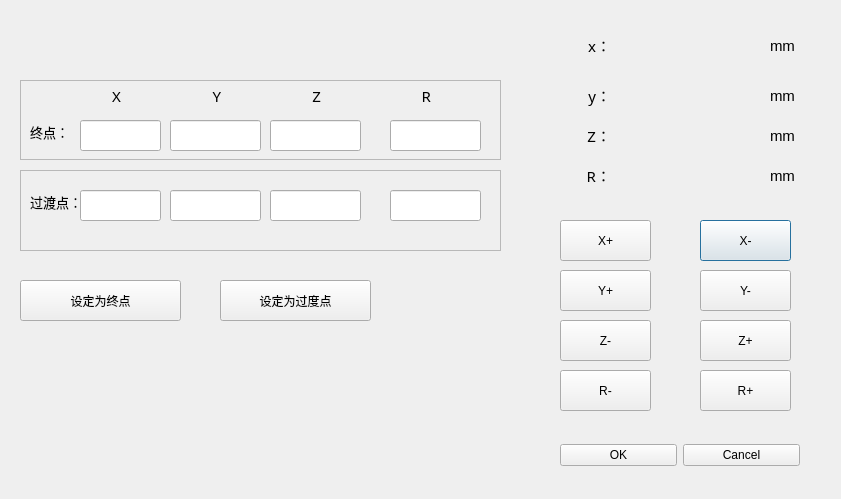
This is addroute_dialog.ui in chuge007/detectOfvioce as Qt 5 draws it before an edit. The edited form follows.
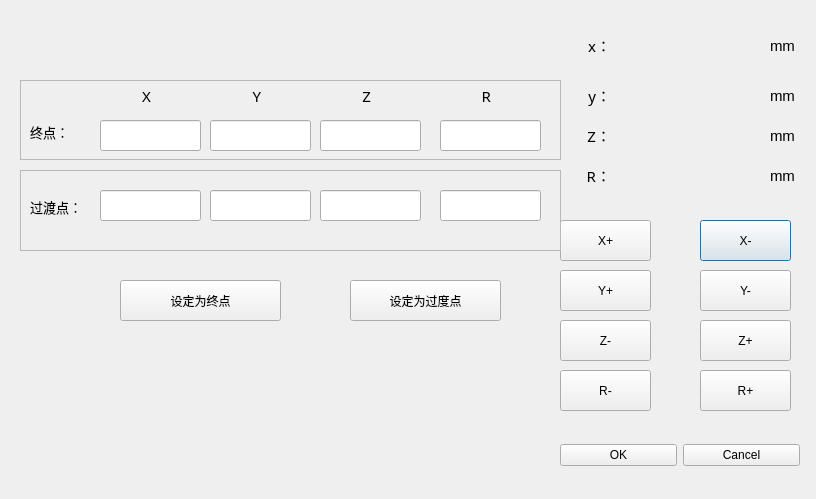
This is the edited form.

What changed in the file:
```diff
--- a/addroute_dialog.ui
+++ b/addroute_dialog.ui
@@ -6,7 +6,7 @@
    <rect>
     <x>0</x>
     <y>0</y>
-    <width>841</width>
+    <width>816</width>
     <height>499</height>
    </rect>
   </property>
@@ -348,7 +348,7 @@
     <rect>
      <x>20</x>
      <y>170</y>
-     <width>481</width>
+     <width>541</width>
      <height>81</height>
     </rect>
    </property>
@@ -363,8 +363,8 @@
      <rect>
       <x>10</x>
       <y>16</y>
-      <width>61</width>
-      <height>31</height>
+      <width>91</width>
+      <height>41</height>
      </rect>
     </property>
     <property name="font">
@@ -381,9 +381,9 @@
    <widget class="QLineEdit" name="yTrans_lin">
     <property name="geometry">
      <rect>
-      <x>150</x>
+      <x>190</x>
       <y>20</y>
-      <width>91</width>
+      <width>101</width>
       <height>31</height>
      </rect>
     </property>
@@ -394,9 +394,9 @@
    <widget class="QLineEdit" name="xTrans_lin">
     <property name="geometry">
      <rect>
-      <x>60</x>
+      <x>80</x>
       <y>20</y>
-      <width>81</width>
+      <width>101</width>
       <height>31</height>
      </rect>
     </property>
@@ -407,9 +407,9 @@
    <widget class="QLineEdit" name="rTrans_lin">
     <property name="geometry">
      <rect>
-      <x>370</x>
+      <x>420</x>
       <y>20</y>
-      <width>91</width>
+      <width>101</width>
       <height>31</height>
      </rect>
     </property>
@@ -420,9 +420,9 @@
    <widget class="QLineEdit" name="zTrans_lin">
     <property name="geometry">
      <rect>
-      <x>250</x>
+      <x>300</x>
       <y>20</y>
-      <width>91</width>
+      <width>101</width>
       <height>31</height>
      </rect>
     </property>
@@ -436,7 +436,7 @@
     <rect>
      <x>20</x>
      <y>80</y>
-     <width>481</width>
+     <width>541</width>
      <height>80</height>
     </rect>
    </property>
@@ -449,7 +449,7 @@
    <widget class="QLabel" name="label_14">
     <property name="geometry">
      <rect>
-      <x>80</x>
+      <x>110</x>
       <y>0</y>
       <width>21</width>
       <height>31</height>
@@ -473,7 +473,7 @@
      <rect>
       <x>10</x>
       <y>36</y>
-      <width>51</width>
+      <width>91</width>
       <height>31</height>
      </rect>
     </property>
@@ -491,9 +491,9 @@
    <widget class="QLineEdit" name="rEnd_lin">
     <property name="geometry">
      <rect>
-      <x>370</x>
+      <x>420</x>
       <y>40</y>
-      <width>91</width>
+      <width>101</width>
       <height>31</height>
      </rect>
     </property>
@@ -504,9 +504,9 @@
    <widget class="QLineEdit" name="xEnd_lin">
     <property name="geometry">
      <rect>
-      <x>60</x>
+      <x>80</x>
       <y>40</y>
-      <width>81</width>
+      <width>101</width>
       <height>31</height>
      </rect>
     </property>
@@ -517,7 +517,7 @@
    <widget class="QLabel" name="label_12">
     <property name="geometry">
      <rect>
-      <x>390</x>
+      <x>450</x>
       <y>0</y>
       <width>21</width>
       <height>31</height>
@@ -539,9 +539,9 @@
    <widget class="QLineEdit" name="yEnd_lin">
     <property name="geometry">
      <rect>
-      <x>150</x>
+      <x>190</x>
       <y>40</y>
-      <width>91</width>
+      <width>101</width>
       <height>31</height>
      </rect>
     </property>
@@ -552,7 +552,7 @@
    <widget class="QLabel" name="label_13">
     <property name="geometry">
      <rect>
-      <x>180</x>
+      <x>220</x>
       <y>0</y>
       <width>21</width>
       <height>31</height>
@@ -574,9 +574,9 @@
    <widget class="QLineEdit" name="zEnd_lin">
     <property name="geometry">
      <rect>
-      <x>250</x>
+      <x>300</x>
       <y>40</y>
-      <width>91</width>
+      <width>101</width>
       <height>31</height>
      </rect>
     </property>
@@ -587,7 +587,7 @@
    <widget class="QLabel" name="label_17">
     <property name="geometry">
      <rect>
-      <x>280</x>
+      <x>330</x>
       <y>0</y>
       <width>21</width>
       <height>31</height>
@@ -610,7 +610,7 @@
   <widget class="QPushButton" name="setCurposToEnd_but">
    <property name="geometry">
     <rect>
-     <x>20</x>
+     <x>120</x>
      <y>280</y>
      <width>161</width>
      <height>41</height>
@@ -661,7 +661,7 @@
   <widget class="QPushButton" name="setCursPosToTrans_but">
    <property name="geometry">
     <rect>
-     <x>220</x>
+     <x>350</x>
      <y>280</y>
      <width>151</width>
      <height>41</height>
```
